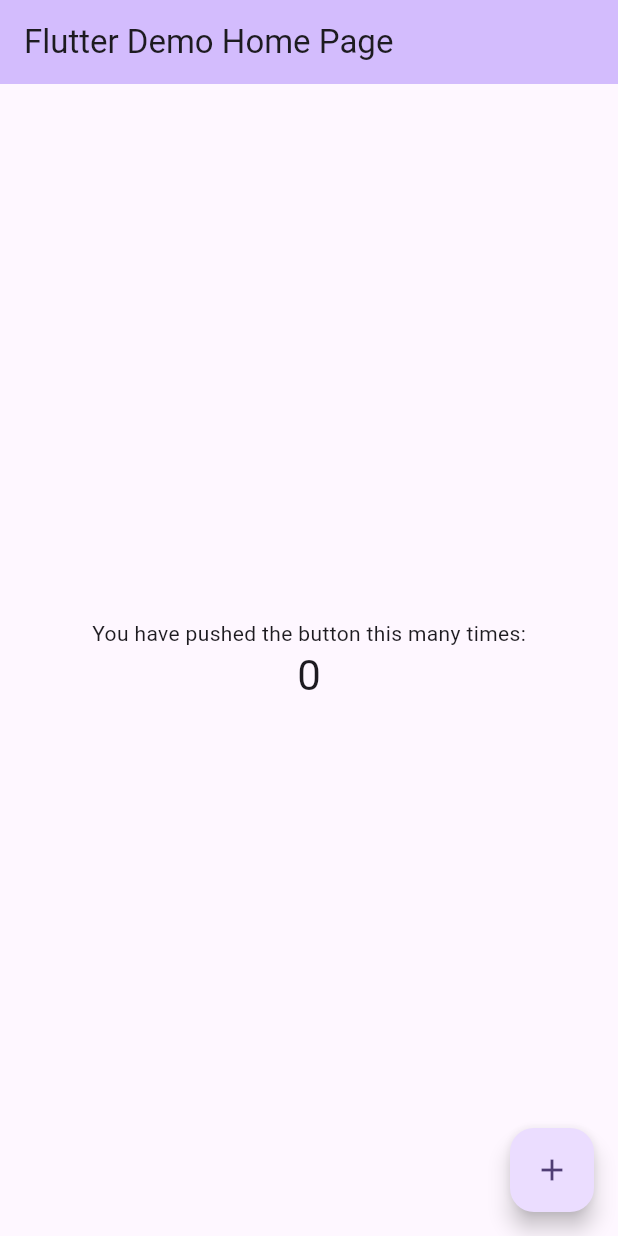
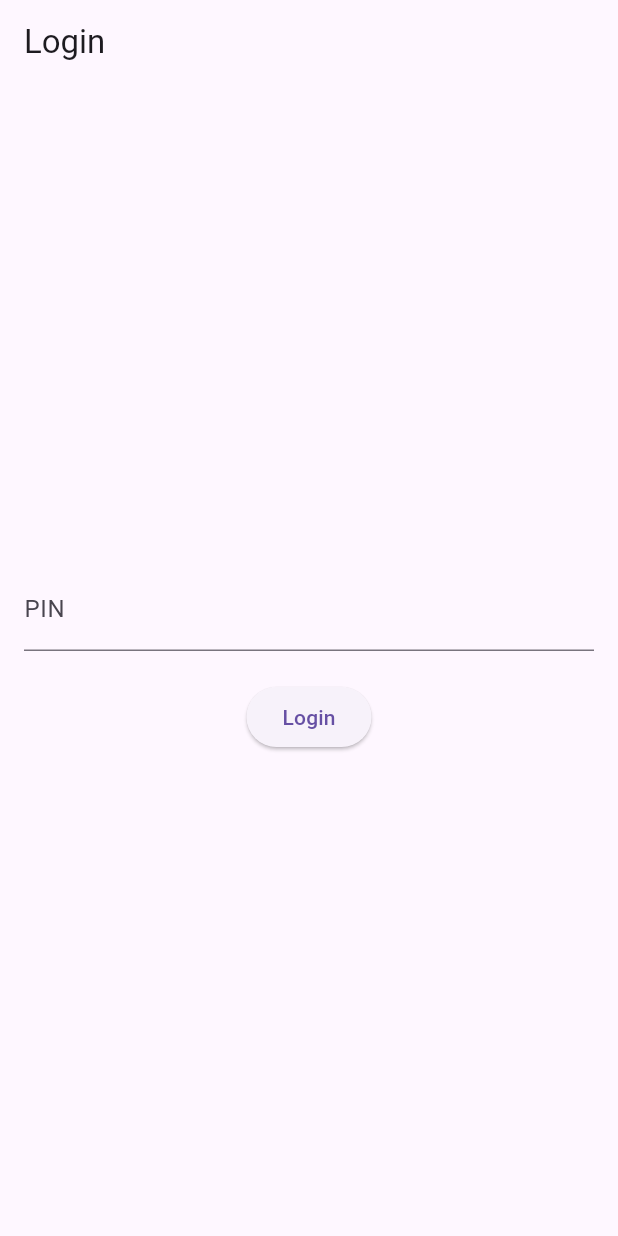
Before and after one commit to omanbuluatie/mypos, a Flutter app: the screen it shows after launch, on a phone screen of 412 x 824 dp. Run offline on Flutter 3.47's test engine with Material 3 defaults, Android fonts, the phone set to English and light mode, and no system bars; our stand-ins replace flutter_riverpod, shared_preferences, sqflite; accounts and stored records are empty.

Commit message:
Implement login with PIN and setup SQLite database

```diff
--- a/lib/main.dart
+++ b/lib/main.dart
@@ -1,122 +1,29 @@
 import 'package:flutter/material.dart';
+import 'package:flutter_riverpod/flutter_riverpod.dart';
+import 'screens/login_screen.dart';
+import 'screens/home_screen.dart';
+import 'providers/auth_provider.dart';
 
 void main() {
-  runApp(const MyApp());
+  runApp(ProviderScope(child: MyApp()));
 }
 
-class MyApp extends StatelessWidget {
-  const MyApp({super.key});
-
-  // This widget is the root of your application.
+class MyApp extends ConsumerWidget {
   @override
-  Widget build(BuildContext context) {
+  Widget build(BuildContext context, WidgetRef ref) {
+    // For simplicity, check auth state here, but in real app, use a FutureBuilder or something
+    // Since auth loads asynchronously, this might not work perfectly, but for demo ok
+    final authState = ref.watch(authProvider);
     return MaterialApp(
-      title: 'Flutter Demo',
+      title: 'MyPOS',
       theme: ThemeData(
-        // This is the theme of your application.
-        //
-        // TRY THIS: Try running your application with "flutter run". You'll see
-        // the application has a purple toolbar. Then, without quitting the app,
-        // try changing the seedColor in the colorScheme below to Colors.green
-        // and then invoke "hot reload" (save your changes or press the "hot
-        // reload" button in a Flutter-supported IDE, or press "r" if you used
-        // the command line to start the app).
-        //
-        // Notice that the counter didn't reset back to zero; the application
-        // state is not lost during the reload. To reset the state, use hot
-        // restart instead.
-        //
-        // This works for code too, not just values: Most code changes can be
-        // tested with just a hot reload.
-        colorScheme: ColorScheme.fromSeed(seedColor: Colors.deepPurple),
+        primarySwatch: Colors.blue,
       ),
-      home: const MyHomePage(title: 'Flutter Demo Home Page'),
+      home: authState.isLoggedIn ? HomeScreen() : LoginScreen(),
+      routes: {
+        '/login': (context) => LoginScreen(),
+        '/home': (context) => HomeScreen(),
+      },
     );
   }
 }
-
-class MyHomePage extends StatefulWidget {
-  const MyHomePage({super.key, required this.title});
-
-  // This widget is the home page of your application. It is stateful, meaning
-  // that it has a State object (defined below) that contains fields that affect
-  // how it looks.
-
-  // This class is the configuration for the state. It holds the values (in this
-  // case the title) provided by the parent (in this case the App widget) and
-  // used by the build method of the State. Fields in a Widget subclass are
-  // always marked "final".
-
-  final String title;
-
-  @override
-  State<MyHomePage> createState() => _MyHomePageState();
-}
-
-class _MyHomePageState extends State<MyHomePage> {
-  int _counter = 0;
-
-  void _incrementCounter() {
-    setState(() {
-      // This call to setState tells the Flutter framework that something has
-      // changed in this State, which causes it to rerun the build method below
-      // so that the display can reflect the updated values. If we changed
-      // _counter without calling setState(), then the build method would not be
-      // called again, and so nothing would appear to happen.
-      _counter++;
-    });
-  }
-
-  @override
-  Widget build(BuildContext context) {
-    // This method is rerun every time setState is called, for instance as done
-    // by the _incrementCounter method above.
-    //
-    // The Flutter framework has been optimized to make rerunning build methods
-    // fast, so that you can just rebuild anything that needs updating rather
-    // than having to individually change instances of widgets.
-    return Scaffold(
-      appBar: AppBar(
-        // TRY THIS: Try changing the color here to a specific color (to
-        // Colors.amber, perhaps?) and trigger a hot reload to see the AppBar
-        // change color while the other colors stay the same.
-        backgroundColor: Theme.of(context).colorScheme.inversePrimary,
-        // Here we take the value from the MyHomePage object that was created by
-        // the App.build method, and use it to set our appbar title.
-        title: Text(widget.title),
-      ),
-      body: Center(
-        // Center is a layout widget. It takes a single child and positions it
-        // in the middle of the parent.
-        child: Column(
-          // Column is also a layout widget. It takes a list of children and
-          // arranges them vertically. By default, it sizes itself to fit its
-          // children horizontally, and tries to be as tall as its parent.
-          //
-          // Column has various properties to control how it sizes itself and
-          // how it positions its children. Here we use mainAxisAlignment to
-          // center the children vertically; the main axis here is the vertical
-          // axis because Columns are vertical (the cross axis would be
-          // horizontal).
-          //
-          // TRY THIS: Invoke "debug painting" (choose the "Toggle Debug Paint"
-          // action in the IDE, or press "p" in the console), to see the
-          // wireframe for each widget.
-          mainAxisAlignment: MainAxisAlignment.center,
-          children: <Widget>[
-            const Text('You have pushed the button this many times:'),
-            Text(
-              '$_counter',
-              style: Theme.of(context).textTheme.headlineMedium,
-            ),
-          ],
-        ),
-      ),
-      floatingActionButton: FloatingActionButton(
-        onPressed: _incrementCounter,
-        tooltip: 'Increment',
-        child: const Icon(Icons.add),
-      ), // This trailing comma makes auto-formatting nicer for build methods.
-    );
-  }
-}
--- /dev/null
+++ b/lib/models/role.dart
@@ -0,0 +1 @@
+enum Role { kasir, manager, owner }
--- /dev/null
+++ b/lib/screens/login_screen.dart
@@ -0,0 +1,51 @@
+import 'package:flutter/material.dart';
+import 'package:flutter_riverpod/flutter_riverpod.dart';
+import '../providers/auth_provider.dart';
+
+class LoginScreen extends ConsumerStatefulWidget {
+  @override
+  _LoginScreenState createState() => _LoginScreenState();
+}
+
+class _LoginScreenState extends ConsumerState<LoginScreen> {
+  final _pinController = TextEditingController();
+  String? _error;
+
+  @override
+  Widget build(BuildContext context) {
+    return Scaffold(
+      appBar: AppBar(title: Text('Login')),
+      body: Padding(
+        padding: const EdgeInsets.all(16.0),
+        child: Column(
+          mainAxisAlignment: MainAxisAlignment.center,
+          children: [
+            TextField(
+              controller: _pinController,
+              decoration: InputDecoration(labelText: 'PIN'),
+              obscureText: true,
+            ),
+            if (_error != null) Text(_error!, style: TextStyle(color: Colors.red)),
+            SizedBox(height: 20),
+            ElevatedButton(
+              onPressed: _login,
+              child: Text('Login'),
+            ),
+          ],
+        ),
+      ),
+    );
+  }
+
+  void _login() async {
+    final pin = _pinController.text;
+    final success = await ref.read(authProvider.notifier).login(pin);
+    if (success) {
+      Navigator.of(context).pushReplacementNamed('/home');
+    } else {
+      setState(() {
+        _error = 'Invalid PIN';
+      });
+    }
+  }
+}
--- a/pubspec.yaml
+++ b/pubspec.yaml
@@ -34,6 +34,12 @@ dependencies:
   # The following adds the Cupertino Icons font to your application.
   # Use with the CupertinoIcons class for iOS style icons.
   cupertino_icons: ^1.0.8
+
+  flutter_riverpod: ^2.4.9
+  shared_preferences: ^2.2.2
+  sqflite: ^2.3.0
+  path: ^1.8.3
+  path_provider: ^2.1.2
 
 dev_dependencies:
   flutter_test:
```
Also changed, not shown: lib/database/database_helper.dart (added, +46 -0 lines), lib/providers/auth_provider.dart (added, +50 -0 lines), lib/screens/home_screen.dart (added, +27 -0 lines), pubspec.lock, 2 other files.
